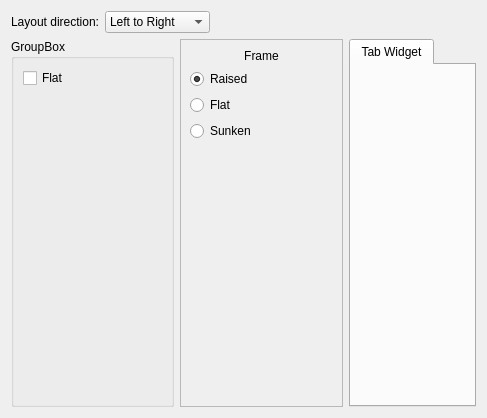
KDE/oxygen, file kstyle/demo/ui/oxygenframedemowidget.ui: the form before one commit.
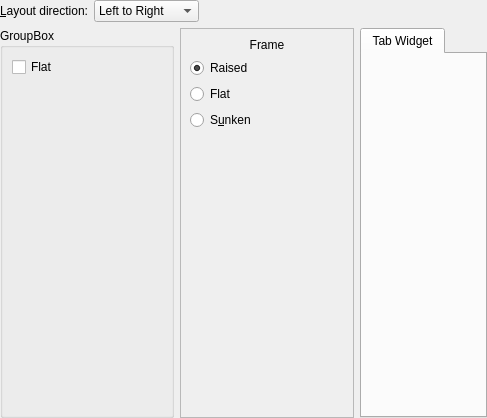
The form after the commit. Custom widgets are drawn as their Qt base class.

```diff
--- a/kstyle/demo/ui/oxygenframedemowidget.ui
+++ b/kstyle/demo/ui/oxygenframedemowidget.ui
@@ -11,12 +11,24 @@
    </rect>
   </property>
   <layout class="QVBoxLayout" name="verticalLayout">
+   <property name="leftMargin">
+    <number>0</number>
+   </property>
+   <property name="topMargin">
+    <number>0</number>
+   </property>
+   <property name="rightMargin">
+    <number>0</number>
+   </property>
+   <property name="bottomMargin">
+    <number>0</number>
+   </property>
    <item>
     <layout class="QHBoxLayout" name="horizontalLayout">
      <item>
       <widget class="QLabel" name="label">
        <property name="text">
-        <string>Layout direction:</string>
+        <string>&amp;Layout direction:</string>
        </property>
        <property name="alignment">
         <set>Qt::AlignRight|Qt::AlignTrailing|Qt::AlignVCenter</set>
@@ -138,7 +150,7 @@
         <item>
          <widget class="QRadioButton" name="sunkenFrameRadioButton">
           <property name="text">
-           <string>Sunken</string>
+           <string>S&amp;unken</string>
           </property>
          </widget>
         </item>
```
